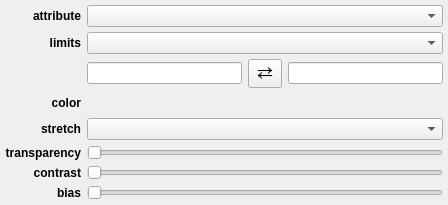
glue-viz/glue, file glue/viewers/image_new/qt/layer_style_editor.ui: the form before one commit.
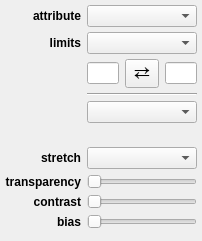
The form after the commit. Custom widgets are drawn as their Qt base class.

```diff
--- a/glue/viewers/image_new/qt/layer_style_editor.ui
+++ b/glue/viewers/image_new/qt/layer_style_editor.ui
@@ -6,8 +6,8 @@
    <rect>
     <x>0</x>
     <y>0</y>
-    <width>448</width>
-    <height>205</height>
+    <width>202</width>
+    <height>241</height>
    </rect>
   </property>
   <property name="windowTitle">
@@ -20,28 +20,8 @@
    <property name="margin">
     <number>5</number>
    </property>
-   <item row="8" column="1" colspan="3">
-    <widget class="QSlider" name="value_alpha">
-     <property name="maximum">
-      <number>100</number>
-     </property>
-     <property name="orientation">
-      <enum>Qt::Horizontal</enum>
-     </property>
-    </widget>
-   </item>
-   <item row="9" column="1" colspan="3">
-    <widget class="QSlider" name="value_contrast">
-     <property name="orientation">
-      <enum>Qt::Horizontal</enum>
-     </property>
-    </widget>
-   </item>
-   <item row="3" column="1">
-    <widget class="QLineEdit" name="valuetext_v_min"/>
-   </item>
    <item row="10" column="0">
-    <widget class="QLabel" name="label_6">
+    <widget class="QLabel" name="label_4">
      <property name="font">
       <font>
        <weight>75</weight>
@@ -49,29 +29,16 @@
       </font>
      </property>
      <property name="text">
-      <string>bias</string>
+      <string>transparency</string>
      </property>
      <property name="alignment">
       <set>Qt::AlignRight|Qt::AlignTrailing|Qt::AlignVCenter</set>
      </property>
     </widget>
    </item>
-   <item row="10" column="1" colspan="3">
-    <widget class="QSlider" name="value_bias">
-     <property name="orientation">
-      <enum>Qt::Horizontal</enum>
-     </property>
-    </widget>
-   </item>
    <item row="3" column="3">
     <widget class="QLineEdit" name="valuetext_v_max"/>
    </item>
-   <item row="0" column="1" colspan="3">
-    <widget class="QComboBox" name="combodata_attribute"/>
-   </item>
-   <item row="1" column="1" colspan="3">
-    <widget class="QComboBox" name="combodata_percentile"/>
-   </item>
    <item row="3" column="2">
     <widget class="QToolButton" name="button_flip_limits">
      <property name="font">
@@ -87,23 +54,17 @@
      </property>
     </widget>
    </item>
-   <item row="6" column="0">
-    <widget class="QLabel" name="label">
-     <property name="font">
-      <font>
-       <weight>75</weight>
-       <bold>true</bold>
-      </font>
-     </property>
-     <property name="text">
-      <string>color</string>
-     </property>
-     <property name="alignment">
-      <set>Qt::AlignRight|Qt::AlignTrailing|Qt::AlignVCenter</set>
+   <item row="9" column="1" colspan="3">
+    <widget class="QComboBox" name="comboBox"/>
+   </item>
+   <item row="4" column="1" colspan="3">
+    <widget class="Line" name="line">
+     <property name="orientation">
+      <enum>Qt::Horizontal</enum>
      </property>
     </widget>
    </item>
-   <item row="6" column="1" colspan="3">
+   <item row="6" column="1">
     <widget class="QColorBox" name="color_color">
      <property name="sizePolicy">
       <sizepolicy hsizetype="Preferred" vsizetype="Minimum">
@@ -116,6 +77,94 @@
      </property>
     </widget>
    </item>
+   <item row="5" column="1" colspan="3">
+    <widget class="QColormapCombo" name="combodata_cmap">
+     <property name="sizeAdjustPolicy">
+      <enum>QComboBox::AdjustToMinimumContentsLength</enum>
+     </property>
+    </widget>
+   </item>
+   <item row="12" column="0">
+    <widget class="QLabel" name="label_6">
+     <property name="font">
+      <font>
+       <weight>75</weight>
+       <bold>true</bold>
+      </font>
+     </property>
+     <property name="text">
+      <string>bias</string>
+     </property>
+     <property name="alignment">
+      <set>Qt::AlignRight|Qt::AlignTrailing|Qt::AlignVCenter</set>
+     </property>
+    </widget>
+   </item>
+   <item row="0" column="1" colspan="3">
+    <widget class="QComboBox" name="combodata_attribute"/>
+   </item>
+   <item row="10" column="1" colspan="3">
+    <widget class="QSlider" name="value_alpha">
+     <property name="maximum">
+      <number>100</number>
+     </property>
+     <property name="orientation">
+      <enum>Qt::Horizontal</enum>
+     </property>
+    </widget>
+   </item>
+   <item row="11" column="0">
+    <widget class="QLabel" name="label_5">
+     <property name="font">
+      <font>
+       <weight>75</weight>
+       <bold>true</bold>
+      </font>
+     </property>
+     <property name="text">
+      <string>contrast</string>
+     </property>
+     <property name="alignment">
+      <set>Qt::AlignRight|Qt::AlignTrailing|Qt::AlignVCenter</set>
+     </property>
+    </widget>
+   </item>
+   <item row="9" column="0">
+    <widget class="QLabel" name="label_7">
+     <property name="font">
+      <font>
+       <weight>75</weight>
+       <bold>true</bold>
+      </font>
+     </property>
+     <property name="text">
+      <string>stretch</string>
+     </property>
+     <property name="alignment">
+      <set>Qt::AlignRight|Qt::AlignTrailing|Qt::AlignVCenter</set>
+     </property>
+    </widget>
+   </item>
+   <item row="3" column="1">
+    <widget class="QLineEdit" name="valuetext_v_min"/>
+   </item>
+   <item row="1" column="1" colspan="3">
+    <widget class="QComboBox" name="combodata_percentile"/>
+   </item>
+   <item row="11" column="1" colspan="3">
+    <widget class="QSlider" name="value_contrast">
+     <property name="orientation">
+      <enum>Qt::Horizontal</enum>
+     </property>
+    </widget>
+   </item>
+   <item row="12" column="1" colspan="3">
+    <widget class="QSlider" name="value_bias">
+     <property name="orientation">
+      <enum>Qt::Horizontal</enum>
+     </property>
+    </widget>
+   </item>
    <item row="0" column="0">
     <widget class="QLabel" name="label_3">
      <property name="font">
@@ -132,38 +181,6 @@
      </property>
     </widget>
    </item>
-   <item row="9" column="0">
-    <widget class="QLabel" name="label_5">
-     <property name="font">
-      <font>
-       <weight>75</weight>
-       <bold>true</bold>
-      </font>
-     </property>
-     <property name="text">
-      <string>contrast</string>
-     </property>
-     <property name="alignment">
-      <set>Qt::AlignRight|Qt::AlignTrailing|Qt::AlignVCenter</set>
-     </property>
-    </widget>
-   </item>
-   <item row="8" column="0">
-    <widget class="QLabel" name="label_4">
-     <property name="font">
-      <font>
-       <weight>75</weight>
-       <bold>true</bold>
-      </font>
-     </property>
-     <property name="text">
-      <string>transparency</string>
-     </property>
-     <property name="alignment">
-      <set>Qt::AlignRight|Qt::AlignTrailing|Qt::AlignVCenter</set>
-     </property>
-    </widget>
-   </item>
    <item row="1" column="0">
     <widget class="QLabel" name="label_2">
      <property name="font">
@@ -180,24 +197,18 @@
      </property>
     </widget>
    </item>
-   <item row="7" column="0">
-    <widget class="QLabel" name="label_7">
-     <property name="font">
-      <font>
-       <weight>75</weight>
-       <bold>true</bold>
-      </font>
+   <item row="13" column="0">
+    <spacer name="verticalSpacer">
+     <property name="orientation">
+      <enum>Qt::Vertical</enum>
      </property>
-     <property name="text">
-      <string>stretch</string>
+     <property name="sizeHint" stdset="0">
+      <size>
+       <width>20</width>
+       <height>40</height>
+      </size>
      </property>
-     <property name="alignment">
-      <set>Qt::AlignRight|Qt::AlignTrailing|Qt::AlignVCenter</set>
-     </property>
-    </widget>
-   </item>
-   <item row="7" column="1" colspan="3">
-    <widget class="QComboBox" name="comboBox"/>
+    </spacer>
    </item>
   </layout>
  </widget>
@@ -207,6 +218,11 @@
    <extends>QLabel</extends>
    <header>glue.utils.qt.colors</header>
   </customwidget>
+  <customwidget>
+   <class>QColormapCombo</class>
+   <extends>QComboBox</extends>
+   <header>glue.utils.qt.colors</header>
+  </customwidget>
  </customwidgets>
  <resources/>
  <connections/>
```
